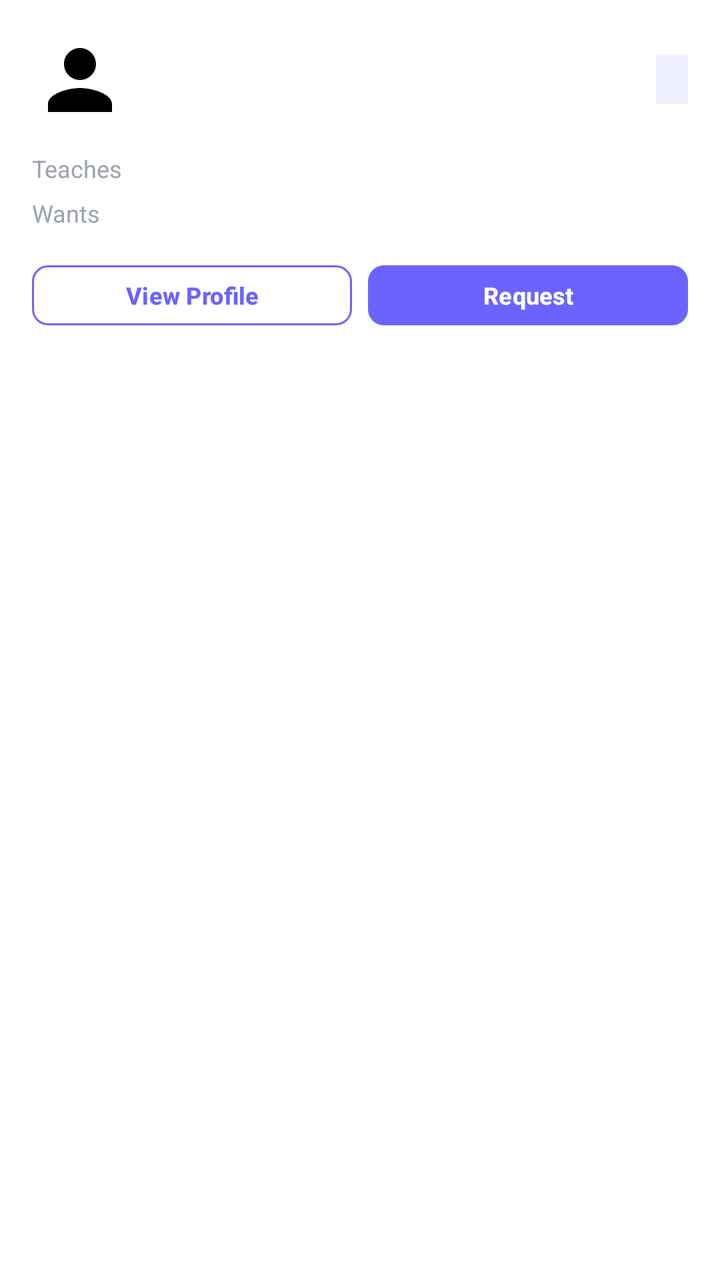
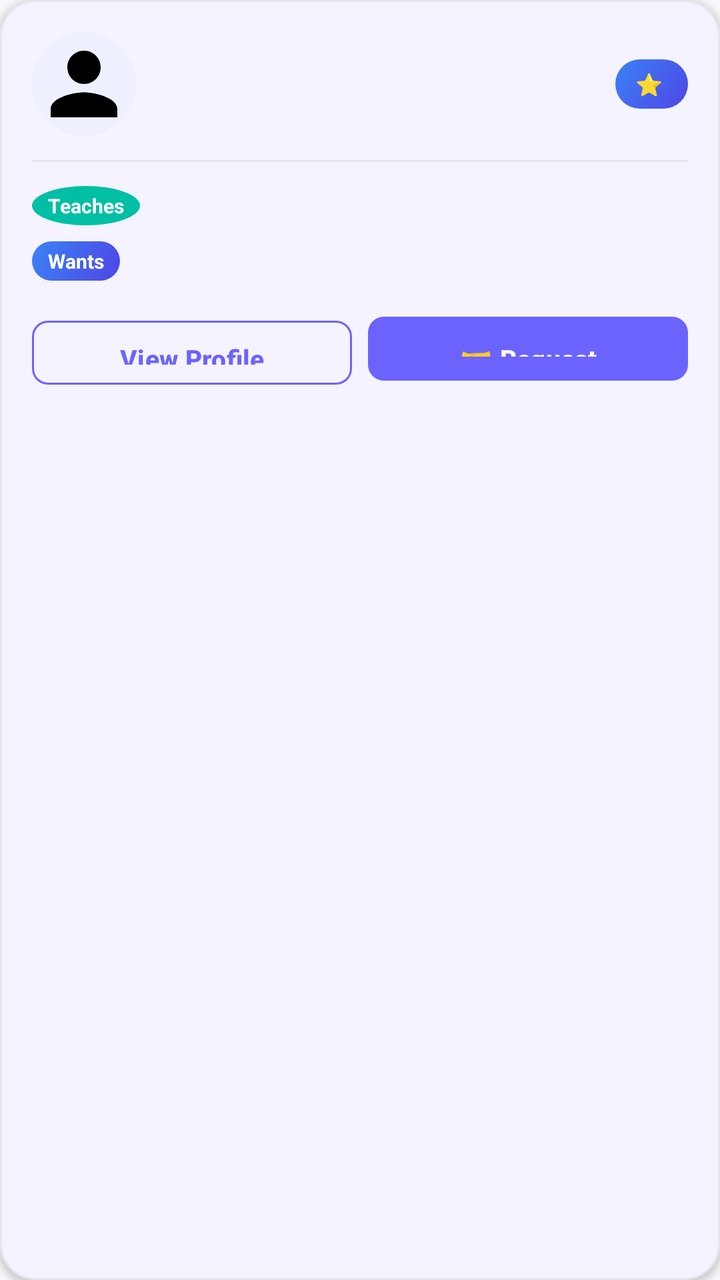

Compare the two renders of this Android layout. The source of the first and the diff that turns it into the second are given below.
<!-- AndroidManifest.xml: application theme Theme.SkillBarter -->
<!-- res/layout/item_user_card.xml -->
<?xml version="1.0" encoding="utf-8"?>
<LinearLayout xmlns:android="http://schemas.android.com/apk/res/android"
    xmlns:app="http://schemas.android.com/apk/res-auto"
    android:layout_width="match_parent"
    android:layout_height="wrap_content"
    android:layout_marginBottom="10dp"
    android:background="@color/surface_white"
    android:orientation="vertical"
    android:padding="16dp">

    
    <LinearLayout
        android:layout_width="match_parent"
        android:layout_height="wrap_content"
        android:gravity="center_vertical"
        android:orientation="horizontal">

        <ImageView
            android:id="@+id/ivAvatar"
            android:layout_width="48dp"
            android:layout_height="48dp"
            android:src="@drawable/ic_profile" />

        <LinearLayout
            android:layout_width="0dp"
            android:layout_height="wrap_content"
            android:layout_marginStart="12dp"
            android:layout_weight="1"
            android:orientation="vertical">

            <TextView
                android:id="@+id/tvUserName"
                android:layout_width="wrap_content"
                android:layout_height="wrap_content"
                android:textColor="@color/text_primary"
                android:textSize="15sp"
                android:textStyle="bold" />

            <TextView
                android:id="@+id/tvUserLocation"
                android:layout_width="wrap_content"
                android:layout_height="wrap_content"
                android:layout_marginTop="2dp"
                android:textColor="@color/text_muted"
                android:textSize="12sp" />

        </LinearLayout>

        <TextView
            android:id="@+id/tvRating"
            android:layout_width="wrap_content"
            android:layout_height="wrap_content"
            android:background="@color/primary_light"
            android:paddingHorizontal="8dp"
            android:paddingVertical="4dp"
            android:textColor="@color/primary"
            android:textSize="12sp"
            android:textStyle="bold" />

    </LinearLayout>

    
    <LinearLayout
        android:layout_width="match_parent"
        android:layout_height="wrap_content"
        android:layout_marginTop="12dp"
        android:gravity="center_vertical"
        android:orientation="horizontal">

        <TextView
            android:layout_width="72dp"
            android:layout_height="wrap_content"
            android:text="Teaches"
            android:textColor="@color/text_muted"
            android:textSize="12sp" />

        <com.google.android.material.chip.ChipGroup
            android:id="@+id/chipGroupTeaches"
            android:layout_width="0dp"
            android:layout_height="wrap_content"
            android:layout_weight="1"
            app:chipSpacingHorizontal="4dp" />

    </LinearLayout>

    
    <LinearLayout
        android:layout_width="match_parent"
        android:layout_height="wrap_content"
        android:layout_marginTop="6dp"
        android:gravity="center_vertical"
        android:orientation="horizontal">

        <TextView
            android:layout_width="72dp"
            android:layout_height="wrap_content"
            android:text="Wants"
            android:textColor="@color/text_muted"
            android:textSize="12sp" />

        <com.google.android.material.chip.ChipGroup
            android:id="@+id/chipGroupWants"
            android:layout_width="0dp"
            android:layout_height="wrap_content"
            android:layout_weight="1"
            app:chipSpacingHorizontal="4dp" />

    </LinearLayout>

    
    <LinearLayout
        android:layout_width="match_parent"
        android:layout_height="wrap_content"
        android:layout_marginTop="14dp"
        android:orientation="horizontal">

        <Button
            android:id="@+id/btnViewProfile"
            style="@style/Widget.SkillBarter.Button.Outlined"
            android:layout_width="0dp"
            android:layout_height="38dp"
            android:layout_marginEnd="8dp"
            android:layout_weight="1"
            android:paddingHorizontal="8dp"
            android:paddingVertical="0dp"
            android:text="View Profile"
            android:textSize="12sp" />

        <Button
            android:id="@+id/btnRequest"
            style="@style/Widget.SkillBarter.Button"
            android:layout_width="0dp"
            android:layout_height="38dp"
            android:layout_weight="1"
            android:paddingHorizontal="8dp"
            android:paddingVertical="0dp"
            android:text="Request"
            android:textSize="12sp" />

    </LinearLayout>

</LinearLayout>
<!-- resources referenced by this layout -->
<resources>
  <color name="primary">#6C63FF</color>
  <color name="primary_light">#EEF0FF</color>
  <color name="surface_white">#FFFFFF</color>
  <color name="text_muted">#9CA3AF</color>
  <color name="text_primary">#1A1A2E</color>
  <!-- drawable ic_profile (drawable) -->
  <vector xmlns:android="http://schemas.android.com/apk/res/android"
      android:width="24dp"
      android:height="24dp"
      android:viewportWidth="24"
      android:viewportHeight="24">
    <path
        android:fillColor="#FF000000"
        android:pathData="M12,12c2.21,0 4,-1.79 4,-4s-1.79,-4 -4,-4 -4,1.79 -4,4 1.79,4 4,4zM12,14c-2.67,0 -8,1.34 -8,4v2h16v-2c0,-2.66 -5.33,-4 -8,-4z"/>
  </vector>
  <style name="Widget.SkillBarter.Button" parent="Widget.Material3.Button">
          <item name="backgroundTint">@color/primary</item>
          <item name="android:textColor">@color/white</item>
          <item name="cornerRadius">8dp</item>
          <item name="android:paddingTop">12dp</item>
          <item name="android:paddingBottom">12dp</item>
          <item name="android:textStyle">bold</item>
          <item name="android:textSize">14sp</item>
      </style>
  <style name="Widget.SkillBarter.Button.Outlined" parent="Widget.Material3.Button.OutlinedButton">
          <item name="strokeColor">@color/primary</item>
          <item name="android:textColor">@color/primary</item>
          <item name="cornerRadius">8dp</item>
          <item name="android:paddingTop">10dp</item>
          <item name="android:paddingBottom">10dp</item>
          <item name="android:textStyle">bold</item>
          <item name="android:textSize">13sp</item>
      </style>
  <style name="Theme.SkillBarter" parent="Base.Theme.SkillBarter" />
  <color name="white">#FFFFFF</color>
  <style name="Base.Theme.SkillBarter" parent="Theme.Material3.DayNight.NoActionBar">
          <item name="colorPrimary">@color/primary</item>
          <item name="colorOnPrimary">@color/white</item>
          <item name="colorPrimaryContainer">@color/primary_light</item>
          <item name="colorOnPrimaryContainer">@color/primary</item>
          <item name="android:colorBackground">@color/bg_light</item>
          <item name="colorSurface">@color/surface_white</item>
          <item name="colorOnSurface">@color/text_primary</item>
          <item name="colorOnSurfaceVariant">@color/text_secondary</item>
          <item name="android:statusBarColor">@color/surface_white</item>
          <item name="android:windowLightStatusBar">true</item>
      </style>
  <color name="bg_light">#F7F8FC</color>
  <color name="text_secondary">#6B7280</color>
</resources>

<!-- the commit's change to res/layout/item_user_card.xml (unified diff, before → after) -->
@@ -1,142 +1,189 @@
 <?xml version="1.0" encoding="utf-8"?>
-<LinearLayout xmlns:android="http://schemas.android.com/apk/res/android"
+<com.google.android.material.card.MaterialCardView
+    xmlns:android="http://schemas.android.com/apk/res/android"
     xmlns:app="http://schemas.android.com/apk/res-auto"
     android:layout_width="match_parent"
     android:layout_height="wrap_content"
-    android:layout_marginBottom="10dp"
-    android:background="@color/surface_white"
-    android:orientation="vertical"
-    android:padding="16dp">
+    android:layout_marginBottom="12dp"
+    android:clickable="true"
+    android:focusable="true"
+    app:cardBackgroundColor="@color/surface_white"
+    app:cardCornerRadius="18dp"
+    app:cardElevation="2dp"
+    app:strokeColor="@color/divider_color"
+    app:strokeWidth="1dp">
 
-    
     <LinearLayout
         android:layout_width="match_parent"
         android:layout_height="wrap_content"
-        android:gravity="center_vertical"
-        android:orientation="horizontal">
+        android:orientation="vertical"
+        android:padding="16dp">
 
-        <ImageView
-            android:id="@+id/ivAvatar"
-            android:layout_width="48dp"
-            android:layout_height="48dp"
-            android:src="@drawable/ic_profile" />
+        
+        <LinearLayout
+            android:layout_width="match_parent"
+            android:layout_height="wrap_content"
+            android:gravity="center_vertical"
+            android:orientation="horizontal">
 
-        <LinearLayout
-            android:layout_width="0dp"
-            android:layout_height="wrap_content"
-            android:layout_marginStart="12dp"
-            android:layout_weight="1"
-            android:orientation="vertical">
+            
+            <ImageView
+                android:id="@+id/ivAvatar"
+                android:layout_width="52dp"
+                android:layout_height="52dp"
+                android:background="@drawable/bg_step_number"
+                android:padding="1dp"
+                android:src="@drawable/ic_profile"
+                android:scaleType="centerCrop" />
 
-            <TextView
-                android:id="@+id/tvUserName"
+            <LinearLayout
+                android:layout_width="0dp"
+                android:layout_height="wrap_content"
+                android:layout_marginStart="12dp"
+                android:layout_weight="1"
+                android:orientation="vertical">
+
+                <TextView
+                    android:id="@+id/tvUserName"
+                    android:layout_width="wrap_content"
+                    android:layout_height="wrap_content"
+                    android:textColor="@color/text_primary"
+                    android:textSize="16sp"
+                    android:textStyle="bold" />
+
+                <TextView
+                    android:id="@+id/tvUserLocation"
+                    android:layout_width="wrap_content"
+                    android:layout_height="wrap_content"
+                    android:layout_marginTop="2dp"
+                    android:textColor="@color/text_muted"
+                    android:textSize="12sp" />
+
+            </LinearLayout>
+
+            
+            <LinearLayout
                 android:layout_width="wrap_content"
                 android:layout_height="wrap_content"
-                android:textColor="@color/text_primary"
-                android:textSize="15sp"
-                android:textStyle="bold" />
+                android:background="@drawable/bg_hero_banner"
+                android:gravity="center_vertical"
+                android:orientation="horizontal"
+                android:paddingHorizontal="10dp"
+                android:paddingVertical="5dp">
 
-            <TextView
-                android:id="@+id/tvUserLocation"
-                android:layout_width="wrap_content"
-                android:layout_height="wrap_content"
-                android:layout_marginTop="2dp"
-                android:textColor="@color/text_muted"
-                android:textSize="12sp" />
+                <TextView
+                    android:layout_width="wrap_content"
+                    android:layout_height="wrap_content"
+                    android:text="⭐ "
+                    android:textSize="11sp" />
+
+                <TextView
+                    android:id="@+id/tvRating"
+                    android:layout_width="wrap_content"
+                    android:layout_height="wrap_content"
+                    android:textColor="#FFFFFF"
+                    android:textSize="12sp"
+                    android:textStyle="bold"
+                    android:visibility="gone" />
+
+            </LinearLayout>
 
         </LinearLayout>
 
-        <TextView
-            android:id="@+id/tvRating"
-            android:layout_width="wrap_content"
+        
+        <View
+            android:layout_width="match_parent"
+            android:layout_height="1dp"
+            android:layout_marginVertical="12dp"
+            android:background="@color/divider_color" />
+
+        
+        <LinearLayout
+            android:layout_width="match_parent"
             android:layout_height="wrap_content"
-            android:background="@color/primary_light"
-            android:paddingHorizontal="8dp"
-            android:paddingVertical="4dp"
-            android:textColor="@color/primary"
-            android:textSize="12sp"
-            android:textStyle="bold" />
+            android:gravity="center_vertical"
+            android:orientation="horizontal">
+
+            <TextView
+                android:layout_width="wrap_content"
+                android:layout_height="wrap_content"
+                android:background="@drawable/bg_step_number_done"
+                android:paddingHorizontal="8dp"
+                android:paddingVertical="3dp"
+                android:text="Teaches"
+                android:textColor="#FFFFFF"
+                android:textSize="10sp"
+                android:textStyle="bold" />
+
+            <com.google.android.material.chip.ChipGroup
+                android:id="@+id/chipGroupTeaches"
+                android:layout_width="0dp"
+                android:layout_height="wrap_content"
+                android:layout_marginStart="8dp"
+                android:layout_weight="1"
+                app:chipSpacingHorizontal="4dp"
+                app:singleLine="true" />
+
+        </LinearLayout>
+
+        
+        <LinearLayout
+            android:layout_width="match_parent"
+            android:layout_height="wrap_content"
+            android:layout_marginTop="8dp"
+            android:gravity="center_vertical"
+            android:orientation="horizontal">
+
+            <TextView
+                android:layout_width="wrap_content"
+                android:layout_height="wrap_content"
+                android:background="@drawable/bg_hero_banner"
+                android:paddingHorizontal="8dp"
+                android:paddingVertical="3dp"
+                android:text="Wants"
+                android:textColor="#FFFFFF"
+                android:textSize="10sp"
+                android:textStyle="bold" />
+
+            <com.google.android.material.chip.ChipGroup
+                android:id="@+id/chipGroupWants"
+                android:layout_width="0dp"
+                android:layout_height="wrap_content"
+                android:layout_marginStart="8dp"
+                android:layout_weight="1"
+                app:chipSpacingHorizontal="4dp"
+                app:singleLine="true" />
+
+        </LinearLayout>
+
+        
+        <LinearLayout
+            android:layout_width="match_parent"
+            android:layout_height="wrap_content"
+            android:layout_marginTop="14dp"
+            android:orientation="horizontal">
+
+            <Button
+                android:id="@+id/btnViewProfile"
+                style="@style/Widget.SkillBarter.Button.Outlined"
+                android:layout_width="0dp"
+                android:layout_height="40dp"
+                android:layout_marginEnd="8dp"
+                android:layout_weight="1"
+                android:text="View Profile"
+                android:textSize="13sp" />
+
+            <Button
+                android:id="@+id/btnRequest"
+                style="@style/Widget.SkillBarter.Button"
+                android:layout_width="0dp"
+                android:layout_height="40dp"
+                android:layout_weight="1"
+                android:text="🤝 Request"
+                android:textSize="13sp" />
+
+        </LinearLayout>
 
     </LinearLayout>
 
-    
-    <LinearLayout
-        android:layout_width="match_parent"
-        android:layout_height="wrap_content"
-        android:layout_marginTop="12dp"
-        android:gravity="center_vertical"
-        android:orientation="horizontal">
-
-        <TextView
-            android:layout_width="72dp"
-            android:layout_height="wrap_content"
-            android:text="Teaches"
-            android:textColor="@color/text_muted"
-            android:textSize="12sp" />
-
-        <com.google.android.material.chip.ChipGroup
-            android:id="@+id/chipGroupTeaches"
-            android:layout_width="0dp"
-            android:layout_height="wrap_content"
-            android:layout_weight="1"
-            app:chipSpacingHorizontal="4dp" />
-
-    </LinearLayout>
-
-    
-    <LinearLayout
-        android:layout_width="match_parent"
-        android:layout_height="wrap_content"
-        android:layout_marginTop="6dp"
-        android:gravity="center_vertical"
-        android:orientation="horizontal">
-
-        <TextView
-            android:layout_width="72dp"
-            android:layout_height="wrap_content"
-            android:text="Wants"
-            android:textColor="@color/text_muted"
-            android:textSize="12sp" />
-
-        <com.google.android.material.chip.ChipGroup
-            android:id="@+id/chipGroupWants"
-            android:layout_width="0dp"
-            android:layout_height="wrap_content"
-            android:layout_weight="1"
-            app:chipSpacingHorizontal="4dp" />
-
-    </LinearLayout>
-
-    
-    <LinearLayout
-        android:layout_width="match_parent"
-        android:layout_height="wrap_content"
-        android:layout_marginTop="14dp"
-        android:orientation="horizontal">
-
-        <Button
-            android:id="@+id/btnViewProfile"
-            style="@style/Widget.SkillBarter.Button.Outlined"
-            android:layout_width="0dp"
-            android:layout_height="38dp"
-            android:layout_marginEnd="8dp"
-            android:layout_weight="1"
-            android:paddingHorizontal="8dp"
-            android:paddingVertical="0dp"
-            android:text="View Profile"
-            android:textSize="12sp" />
-
-        <Button
-            android:id="@+id/btnRequest"
-            style="@style/Widget.SkillBarter.Button"
-            android:layout_width="0dp"
-            android:layout_height="38dp"
-            android:layout_weight="1"
-            android:paddingHorizontal="8dp"
-            android:paddingVertical="0dp"
-            android:text="Request"
-            android:textSize="12sp" />
-
-    </LinearLayout>
-
-</LinearLayout>
+</com.google.android.material.card.MaterialCardView>
<!-- resource entries referenced after the edit -->
@@ -1,10 +1,33 @@
 <!-- resources referenced by this layout -->
 <resources>
+  <color name="divider_color">#E5E7EB</color>
   <color name="primary">#6C63FF</color>
   <color name="primary_light">#EEF0FF</color>
   <color name="surface_white">#FFFFFF</color>
   <color name="text_muted">#9CA3AF</color>
   <color name="text_primary">#1A1A2E</color>
+  <!-- drawable bg_hero_banner (drawable) -->
+  <?xml version="1.0" encoding="utf-8"?>
+  <shape xmlns:android="http://schemas.android.com/apk/res/android"
+      android:shape="rectangle">
+      <gradient
+          android:startColor="#4F46E5"
+          android:endColor="#3B82F6"
+          android:angle="135" />
+      <corners android:radius="20dp" />
+  </shape>
+  <!-- drawable bg_step_number (drawable) -->
+  <?xml version="1.0" encoding="utf-8"?>
+  <shape xmlns:android="http://schemas.android.com/apk/res/android"
+      android:shape="oval">
+      <solid android:color="#EEF0FF" />
+  </shape>
+  <!-- drawable bg_step_number_done (drawable) -->
+  <?xml version="1.0" encoding="utf-8"?>
+  <shape xmlns:android="http://schemas.android.com/apk/res/android"
+      android:shape="oval">
+      <solid android:color="#00BFA5" />
+  </shape>
   <!-- drawable ic_profile (drawable) -->
   <vector xmlns:android="http://schemas.android.com/apk/res/android"
       android:width="24dp"
